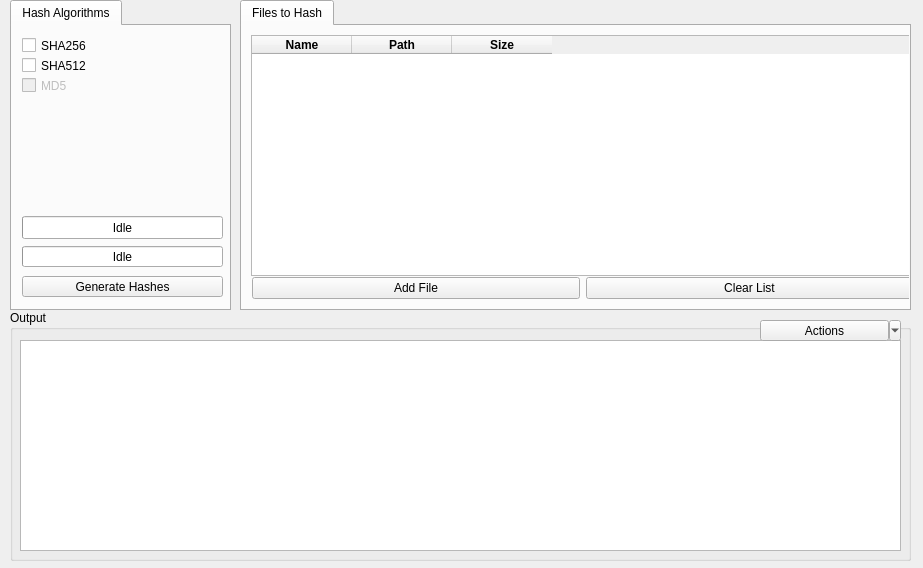
This is GUI/FileHasherUI/filehasher.ui in AlEscher/FileHasher as Qt 5 draws it before an edit. The edited form follows.
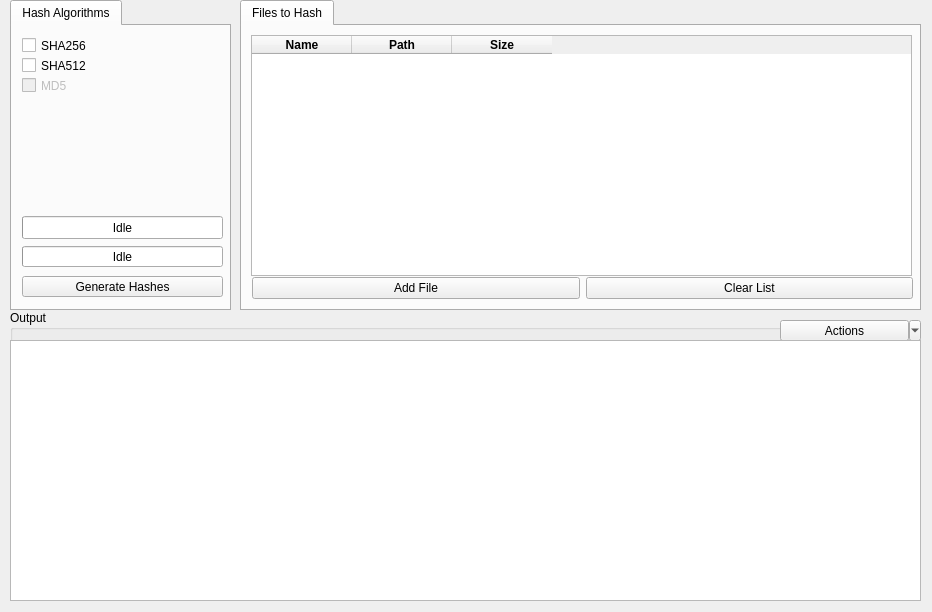
This is the edited form.

Commit message: Improved output area - Using list item widget now - Each entry will now only take up one row, with scrollbars if needed

```diff
--- a/GUI/FileHasherUI/filehasher.ui
+++ b/GUI/FileHasherUI/filehasher.ui
@@ -9,8 +9,8 @@
    <rect>
     <x>0</x>
     <y>0</y>
-    <width>923</width>
-    <height>568</height>
+    <width>932</width>
+    <height>612</height>
    </rect>
   </property>
   <property name="windowTitle">
@@ -28,7 +28,7 @@
      <rect>
       <x>240</x>
       <y>0</y>
-      <width>671</width>
+      <width>681</width>
       <height>311</height>
      </rect>
     </property>
@@ -109,7 +109,7 @@
        </property>
       </column>
      </widget>
-     <widget class="QWidget" name="">
+     <widget class="QWidget" name="layoutWidget">
       <property name="geometry">
        <rect>
         <x>10</x>
@@ -286,8 +286,8 @@
      <rect>
       <x>10</x>
       <y>310</y>
-      <width>901</width>
-      <height>251</height>
+      <width>911</width>
+      <height>291</height>
      </rect>
     </property>
     <property name="autoFillBackground">
@@ -296,30 +296,10 @@
     <property name="title">
      <string>Output</string>
     </property>
-    <widget class="QTextBrowser" name="hashOutputBox">
-     <property name="geometry">
-      <rect>
-       <x>10</x>
-       <y>30</y>
-       <width>881</width>
-       <height>211</height>
-      </rect>
-     </property>
-     <property name="cursor" stdset="0">
-      <cursorShape>IBeamCursor</cursorShape>
-     </property>
-     <property name="html">
-      <string>&lt;!DOCTYPE HTML PUBLIC &quot;-//W3C//DTD HTML 4.0//EN&quot; &quot;http://www.w3.org/TR/REC-html40/strict.dtd&quot;&gt;
-&lt;html&gt;&lt;head&gt;&lt;meta name=&quot;qrichtext&quot; content=&quot;1&quot; /&gt;&lt;style type=&quot;text/css&quot;&gt;
-p, li { white-space: pre-wrap; }
-&lt;/style&gt;&lt;/head&gt;&lt;body style=&quot; font-family:'MS Shell Dlg 2'; font-size:8.25pt; font-weight:400; font-style:normal;&quot;&gt;
-&lt;p style=&quot;-qt-paragraph-type:empty; margin-top:0px; margin-bottom:0px; margin-left:0px; margin-right:0px; -qt-block-indent:0; text-indent:0px;&quot;&gt;&lt;br /&gt;&lt;/p&gt;&lt;/body&gt;&lt;/html&gt;</string>
-     </property>
-    </widget>
     <widget class="QToolButton" name="actionsButton">
      <property name="geometry">
       <rect>
-       <x>750</x>
+       <x>770</x>
        <y>10</y>
        <width>141</width>
        <height>21</height>
@@ -332,6 +312,16 @@
       <enum>QToolButton::MenuButtonPopup</enum>
      </property>
     </widget>
+    <widget class="QListWidget" name="outputList">
+     <property name="geometry">
+      <rect>
+       <x>0</x>
+       <y>30</y>
+       <width>911</width>
+       <height>261</height>
+      </rect>
+     </property>
+    </widget>
    </widget>
   </widget>
  </widget>
```
The commit also changes 5 other files.
